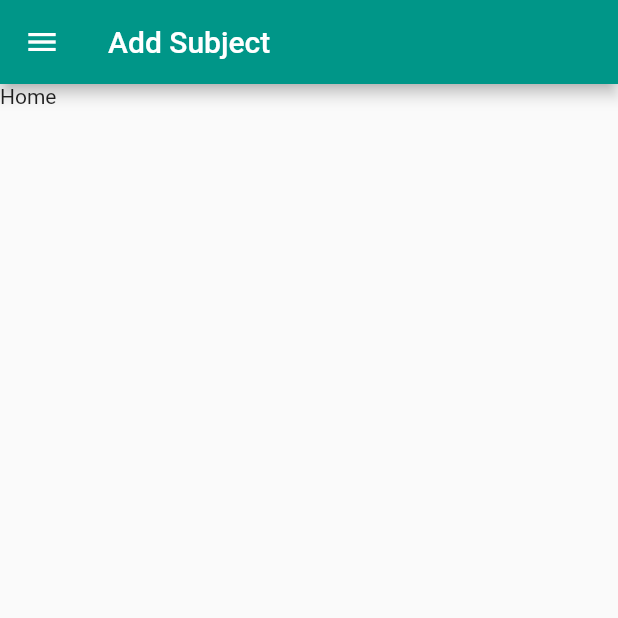
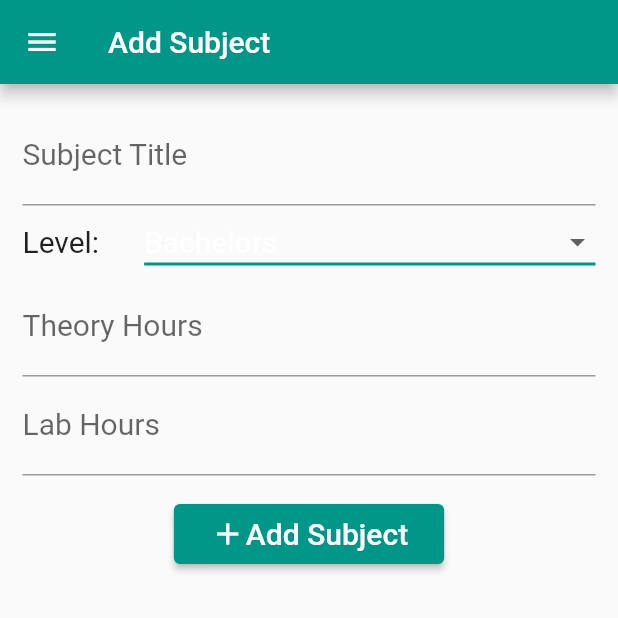
Before and after one commit to justEhmadSaeed/Flutter-Navigation-and-API-Integration, a Flutter app: the AddSubject screen opened by its route, on a phone screen of 412 x 824 dp, the top half of it. Run offline on Flutter 3.47's test engine with Material 2 defaults, Android fonts, the phone set to English and light mode, and no system bars.

Commit message:
📦 NEW: Add Input Fields

```diff
--- a/lib/AddSubject.dart
+++ b/lib/AddSubject.dart
@@ -1,7 +1,20 @@
 import 'package:flutter/material.dart';
 import 'package:web_api_integration/constants.dart';
 
-class AddSubject extends StatelessWidget {
+class AddSubject extends StatefulWidget {
+  @override
+  _AddSubjectState createState() => _AddSubjectState();
+}
+
+class _AddSubjectState extends State<AddSubject> {
+  final titleController = TextEditingController();
+
+  String levelController = 'Bachelors';
+
+  final theoryHrsController = TextEditingController();
+
+  final labHrsController = TextEditingController();
+
   @override
   Widget build(BuildContext context) {
     return Scaffold(
@@ -40,8 +53,88 @@ class AddSubject extends StatelessWidget {
           ],
         ),
       ),
-      body: Container(
-        child: Text('Home'),
+      body: Padding(
+        padding: const EdgeInsets.all(15),
+        child: Column(
+          children: [
+            Flexible(
+              child: TextField(
+                style: kAddSubjectTextStyle,
+                controller: titleController,
+                decoration: InputDecoration(labelText: 'Subject Title'),
+              ),
+            ),
+            Row(
+              mainAxisAlignment: MainAxisAlignment.spaceEvenly,
+              children: [
+                Text(
+                  'Level:',
+                  style: kAddSubjectTextStyle,
+                ),
+                SizedBox(
+                  width: 30,
+                ),
+                Flexible(
+                  child: DropdownButton(
+                    value: levelController,
+                    items: ['Materic', 'FSc', 'Bachelors', 'Masters', 'PhD']
+                        .map(
+                          (e) => DropdownMenuItem(
+                            child: Text(e),
+                            value: e,
+                          ),
+                        )
+                        .toList(),
+                    isExpanded: true,
+                    style: kAddSubjectTextStyle,
+                    onChanged: (String value) {
+                      setState(() {
+                        levelController = value;
+                      });
+                    },
+                    underline: Container(
+                      height: 2,
+                      color: Colors.teal,
+                    ),
+                  ),
+                ),
+              ],
+            ),
+            Flexible(
+              child: TextField(
+                style: kAddSubjectTextStyle,
+                controller: theoryHrsController,
+                decoration: InputDecoration(labelText: 'Theory Hours'),
+              ),
+            ),
+            Flexible(
+              child: TextField(
+                style: kAddSubjectTextStyle,
+                controller: labHrsController,
+                decoration: InputDecoration(labelText: 'Lab Hours'),
+              ),
+            ),
+            Padding(
+              padding: const EdgeInsets.all(15),
+              child: ElevatedButton(
+                onPressed: () {},
+                child: Padding(
+                  padding: const EdgeInsets.all(8.0),
+                  child: Row(
+                    mainAxisSize: MainAxisSize.min,
+                    children: [
+                      Icon(Icons.add),
+                      Text(
+                        'Add Subject',
+                        style: kAddSubjectTextStyle,
+                      ),
+                    ],
+                  ),
+                ),
+              ),
+            )
+          ],
+        ),
       ),
     );
   }
--- a/lib/constants.dart
+++ b/lib/constants.dart
@@ -1,6 +1,10 @@
+import 'dart:ui';
+
 import 'package:flutter/material.dart';
 
-var apiURL = Uri.parse('https://pcc.edu.pk/ws/list/subjects.php');
+final apiURL = Uri.parse('https://pcc.edu.pk/ws/list/subjects.php');
+
+final kAddSubjectTextStyle = TextStyle(fontSize: 20);
 
 final kDrawerHeader = DrawerHeader(
   child: Column(
```
